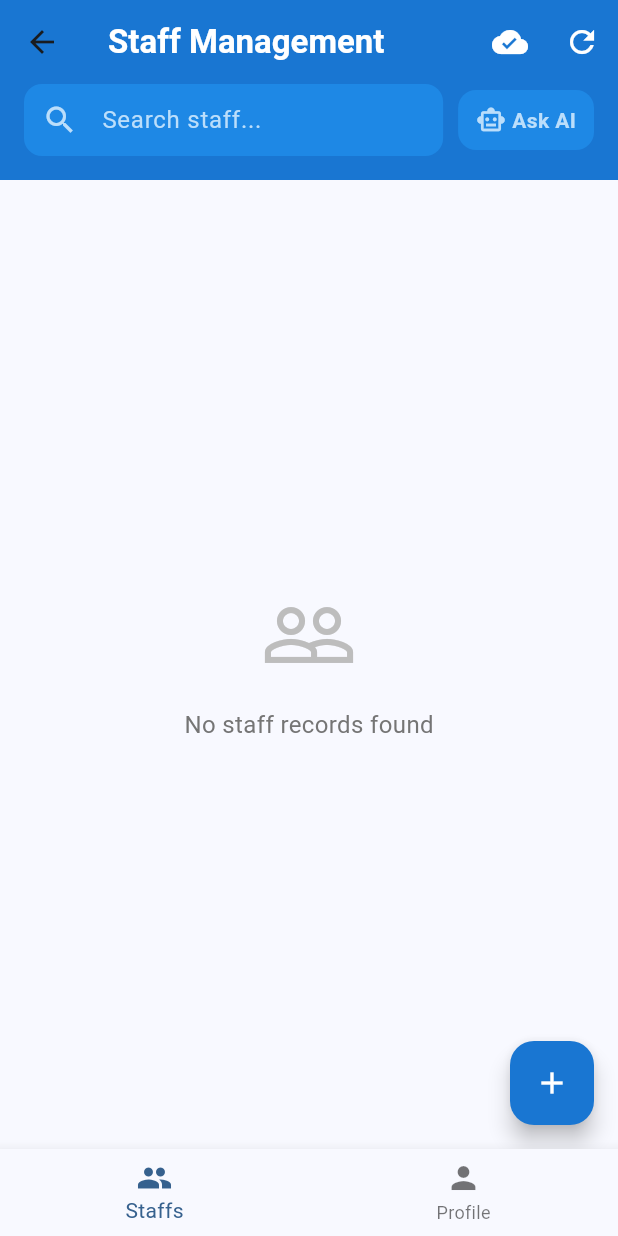
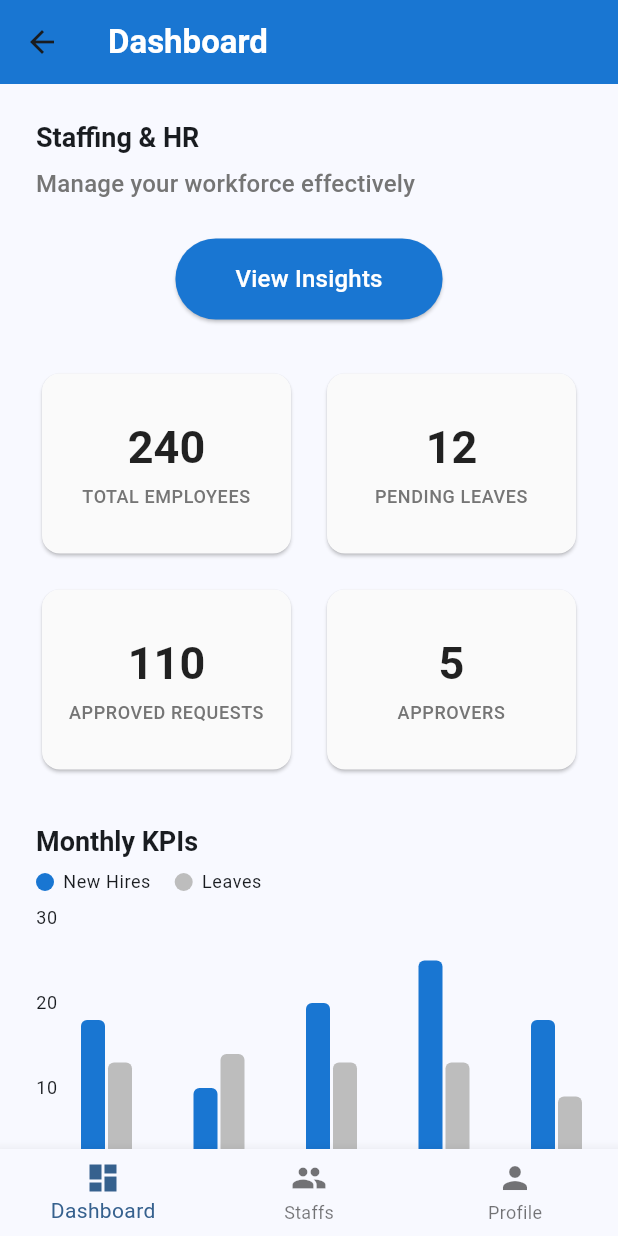
Before and after one commit to 10DECODERS/ADIC-Flutter-POC, a Flutter app: the MainLayout screen opened by its route, on a phone screen of 412 x 824 dp. Run offline on Flutter 3.47's test engine with Material 3 defaults, Android fonts, the light colour scheme and no system bars; drawn by our look-alikes of fl_chart; our stand-ins replace connectivity_plus, flutter_secure_storage, internet_connection_checker, isar, shared_preferences; missing offline and left inert: flutter_appauth; accounts and stored records are empty; generated files the repository leaves out were written again.

Commit message:
Dashboard with Blue theme

```diff
--- /dev/null
+++ b/lib/screens/dashboard_screen.dart
@@ -0,0 +1,291 @@
+import 'package:flutter/material.dart';
+import 'package:fl_chart/fl_chart.dart'; // Added fl_chart import
+
+class DashboardScreen extends StatefulWidget {
+  const DashboardScreen({super.key});
+
+  @override
+  State<DashboardScreen> createState() => _DashboardScreenState();
+}
+
+class _DashboardScreenState extends State<DashboardScreen> {
+  // Mock data for the chart
+  final List<double> _newHiresData = [18, 10, 20, 25, 18, 15]; // Jan to Jun
+  final List<double> _leavesData = [13, 14, 13, 13, 9, 0]; // Jan to Jun (Assuming 0 for Jun)
+  final List<String> _months = ['Jan', 'Mar', 'Apr', 'May', 'Jun']; // Corrected months based on image
+
+  // Define bar width and spacing
+  final double _barWidth = 16.0;
+  final double _barSpace = 4.0;
+
+  @override
+  Widget build(BuildContext context) {
+    final ThemeData theme = Theme.of(context);
+    final ColorScheme colorScheme = theme.colorScheme;
+    final Color consistentBlue = Colors.blue.shade700; // Define the consistent blue color
+
+    return Scaffold(
+      // Added AppBar similar to StaffScreen
+      appBar: AppBar(
+        elevation: 0, // Match StaffScreen
+        backgroundColor: consistentBlue, // Use consistent blue
+        title: const Text(
+          'Dashboard', // Set title to Dashboard
+          style: TextStyle(
+            color: Colors.white, // Match StaffScreen title style
+            fontWeight: FontWeight.bold,
+          ),
+        ),
+        // actions: [], // No actions added for now, can be added here if needed
+      ),
+      body: SingleChildScrollView( // Added SingleChildScrollView for responsiveness
+        child: Padding(
+          padding: const EdgeInsets.all(24.0),
+          child: Column(
+            crossAxisAlignment: CrossAxisAlignment.start,
+            children: [
+              Text(
+                'Staffing & HR',
+                style: theme.textTheme.headlineMedium?.copyWith(
+                  fontWeight: FontWeight.bold,
+                  fontSize: 18,
+                ),
+              ),
+              const SizedBox(height: 8),
+              Text(
+                'Manage your workforce effectively',
+                style: theme.textTheme.titleMedium?.copyWith(color: Colors.grey[600]),
+              ),
+              const SizedBox(height: 24),
+              Center(
+                child: ElevatedButton(
+                  onPressed: () {
+                    // TODO: Implement View Insights action
+                  },
+                  style: ElevatedButton.styleFrom(
+                    backgroundColor: consistentBlue, // Use consistent blue
+                    foregroundColor: colorScheme.onPrimary,
+                    padding: const EdgeInsets.symmetric(horizontal: 40, vertical: 15),
+                    textStyle: theme.textTheme.titleMedium,
+                  ),
+                  child: const Text('View Insights'),
+                ),
+              ),
+              const SizedBox(height: 32),
+              // Summary Cards
+              Row(
+                mainAxisAlignment: MainAxisAlignment.spaceBetween,
+                children: [
+                  _buildSummaryCard(context, '240', 'TOTAL EMPLOYEES'),
+                  const SizedBox(width: 16), // Spacing between cards
+                  _buildSummaryCard(context, '12', 'PENDING LEAVES'),
+                ],
+              ),
+              const SizedBox(height: 16),
+              Row(
+                mainAxisAlignment: MainAxisAlignment.spaceBetween,
+                children: [
+                  _buildSummaryCard(context, '110', 'APPROVED REQUESTS'),
+                  const SizedBox(width: 16), // Spacing between cards
+                  _buildSummaryCard(context, '5', 'APPROVERS'),
+                ],
+              ),
+              const SizedBox(height: 32),
+              // Monthly KPIs Section
+              Text(
+                'Monthly KPIs',
+                style: theme.textTheme.titleLarge?.copyWith(
+                  fontWeight: FontWeight.bold,
+                  fontSize: 18,
+                ),
+              ),
+              const SizedBox(height: 8),
+              Row(
+                mainAxisAlignment: MainAxisAlignment.start, // Align legend to start
+                children: [
+                  _buildLegendItem(context, consistentBlue, 'New Hires'), // Use consistent blue
+                  const SizedBox(width: 16),
+                  _buildLegendItem(context, Colors.grey[400]!, 'Leaves'),
+                ],
+              ),
+              const SizedBox(height: 16),
+              // --- Bar Chart Implementation ---
+              SizedBox(
+                height: 200, // Keep height consistent
+                child: BarChart(
+                  BarChartData(
+                    alignment: BarChartAlignment.spaceBetween,
+                    maxY: 30, // Set max Y based on image
+                    minY: 0,
+                    groupsSpace: (_barWidth + _barSpace) * 2, // Calculate space needed between month groups
+                    borderData: FlBorderData(
+                      show: false, // Hide border
+                    ),
+                    gridData: const FlGridData(
+                      show: false, // Hide grid lines
+                    ),
+                    titlesData: FlTitlesData(
+                      leftTitles: AxisTitles(
+                        sideTitles: SideTitles(
+                          showTitles: true,
+                          reservedSize: 30,
+                          interval: 10, // Y-axis interval
+                          getTitlesWidget: (value, meta) {
+                            if (value == 0 || value == 10 || value == 20 || value == 30) {
+                              return Text(
+                                value.toInt().toString(),
+                                style: theme.textTheme.bodySmall,
+                                textAlign: TextAlign.left,
+                              );
+                            }
+                            return Container();
+                          },
+                        ),
+                      ),
+                      bottomTitles: AxisTitles(
+                        sideTitles: SideTitles(
+                          showTitles: true,
+                          reservedSize: 30,
+                          getTitlesWidget: (value, meta) {
+                            final index = value.toInt();
+                            if (index >= 0 && index < _months.length) {
+                              return Padding(
+                                padding: const EdgeInsets.only(top: 8.0), // Adjust padding if needed
+                                child: Text(
+                                  _months[index],
+                                  style: theme.textTheme.bodySmall,
+                                ),
+                              );
+                            }
+                            return Container();
+                          },
+                        ),
+                      ),
+                      topTitles: const AxisTitles(sideTitles: SideTitles(showTitles: false)),
+                      rightTitles: const AxisTitles(sideTitles: SideTitles(showTitles: false)),
+                    ),
+                    barGroups: _buildBarGroups(colorScheme, consistentBlue), // Pass consistent blue to helper
+                    barTouchData: BarTouchData(
+                      touchTooltipData: BarTouchTooltipData(
+                        getTooltipItem: (group, groupIndex, rod, rodIndex) {
+                          String label = rodIndex == 0 ? 'New Hires' : 'Leaves';
+                          return BarTooltipItem(
+                            '$label\n${rod.toY.round()}',
+                            TextStyle(color: colorScheme.onPrimary, fontSize: 12),
+                          );
+                        },
+                        getTooltipColor: (group) => Colors.black87,
+                      ),
+                    ),
+                  ),
+                  swapAnimationDuration: const Duration(milliseconds: 150), // Optional animation
+                  swapAnimationCurve: Curves.linear, // Optional animation curve
+                ),
+              ),
+              // --- End Bar Chart ---
+              const SizedBox(height: 20), // Bottom padding
+            ],
+          ),
+        ),
+      ),
+    );
+  }
+
+  // Helper function to build BarChartGroup data
+  List<BarChartGroupData> _buildBarGroups(ColorScheme colorScheme, Color newHiresColor) { // Accept color parameter
+    List<BarChartGroupData> barGroups = [];
+    for (int i = 0; i < _months.length; i++) {
+      barGroups.add(
+        BarChartGroupData(
+          x: i, // Index representing the month
+          barRods: [
+            // New Hires bar
+            BarChartRodData(
+              toY: _newHiresData[i],
+              color: newHiresColor, // Use consistent blue for New Hires
+              width: _barWidth,
+              borderRadius: const BorderRadius.only(
+                topLeft: Radius.circular(4),
+                topRight: Radius.circular(4),
+              ),
+            ),
+            // Leaves bar
+            BarChartRodData(
+              toY: _leavesData[i],
+              color: Colors.grey[400]!, // Grey color for Leaves
+              width: _barWidth,
+              borderRadius: const BorderRadius.only(
+                topLeft: Radius.circular(4),
+                topRight: Radius.circular(4),
+              ),
+            ),
+          ],
+          // Optional: showing tooltip on top
+          // showingTooltipIndicators: [0, 1], // Show tooltip for both bars if needed
+        ),
+      );
+    }
+    return barGroups;
+  }
+
+  // Helper widget for summary cards
+  Widget _buildSummaryCard(BuildContext context, String value, String label) {
+    final ThemeData theme = Theme.of(context);
+    return Expanded( // Use Expanded to make cards fill available space
+      child: Card(
+        elevation: 1.0,
+        color: Colors.grey.shade50,
+        shape: RoundedRectangleBorder(borderRadius: BorderRadius.circular(12.0)),
+        // Added SizedBox to enforce consistent height
+        child: SizedBox(
+          height: 120, // Adjust this height as needed for your content
+          child: Padding(
+            padding: const EdgeInsets.symmetric(vertical: 20.0, horizontal: 10.0), // Adjusted padding slightly
+            child: Column(
+              mainAxisAlignment: MainAxisAlignment.center, // Center content vertically within the fixed height
+              crossAxisAlignment: CrossAxisAlignment.center,
+              children: [
+                Text(
+                  value,
+                  style: theme.textTheme.headlineMedium?.copyWith(
+                    fontWeight: FontWeight.bold,
+                    fontSize: 30,
+                    color: Colors.black87,
+                  ),
+                ),
+                const SizedBox(height: 6),
+                Text(
+                  label.toUpperCase(),
+                  textAlign: TextAlign.center,
+                  style: theme.textTheme.bodySmall?.copyWith(
+                    color: Colors.grey[600],
+                    fontWeight: FontWeight.w500,
+                  ),
+                ),
+              ],
+            ),
+          ),
+        ),
+      ),
+    );
+  }
+
+  // Helper widget for legend items
+  Widget _buildLegendItem(BuildContext context, Color color, String label) {
+    return Row(
+      mainAxisSize: MainAxisSize.min,
+      children: [
+        Container(
+          width: 12,
+          height: 12,
+          decoration: BoxDecoration(
+            color: color,
+            shape: BoxShape.circle,
+          ),
+        ),
+        const SizedBox(width: 6),
+        Text(label, style: Theme.of(context).textTheme.bodySmall),
+      ],
+    );
+  }
+}
--- a/lib/screens/main_layout.dart
+++ b/lib/screens/main_layout.dart
@@ -1,4 +1,5 @@
 import 'package:flutter/material.dart';
+import 'dashboard_screen.dart';
 import 'staff_screen.dart';
 import 'profile_screen.dart';
 
@@ -13,6 +14,7 @@ class _MainLayoutState extends State<MainLayout> {
   int _selectedIndex = 0;
 
   static final List<Widget> _screens = [
+    const DashboardScreen(),
     const StaffScreen(),
     const ProfileScreen(),
   ];
@@ -32,6 +34,10 @@ class _MainLayoutState extends State<MainLayout> {
         onTap: _onItemTapped,
         items: const [
           BottomNavigationBarItem(
+            icon: Icon(Icons.dashboard),
+            label: 'Dashboard',
+          ),
+          BottomNavigationBarItem(
             icon: Icon(Icons.people),
             label: 'Staffs',
           ),
--- a/pubspec.yaml
+++ b/pubspec.yaml
@@ -20,6 +20,7 @@ dependencies:
   path_provider: ^2.1.2
   connectivity_plus: ^5.0.2
   internet_connection_checker: ^1.0.0+1
+  fl_chart: ^0.68.0
 
 dev_dependencies:
   flutter_test:
```
Also changed, not shown: pubspec.lock.
